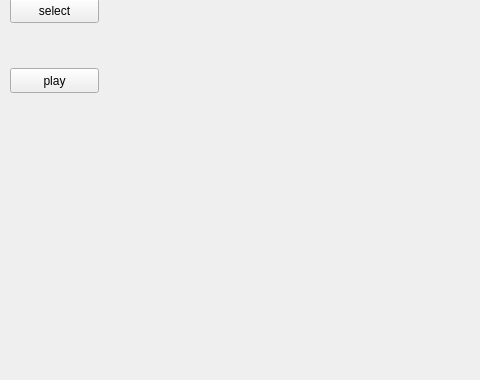
This is game/dice_game/dice_qt/mainwindow.ui in ChampBlue/my_project as Qt 5 draws it before an edit; both pictures show x 0 to 480 and y 189 to 569 of the 1552 by 569 pixel window. The edited form follows.
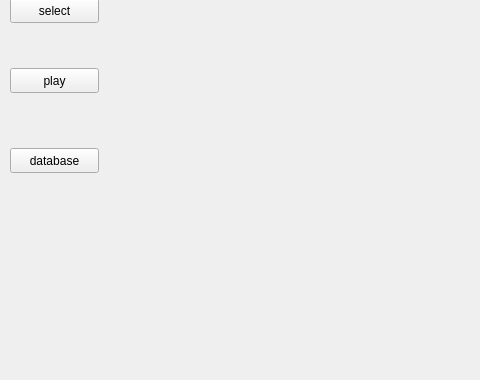
This is the edited form.

Patch:
```diff
--- a/game/dice_game/dice_qt/mainwindow.ui
+++ b/game/dice_game/dice_qt/mainwindow.ui
@@ -92,6 +92,32 @@
      <string>start</string>
     </property>
    </widget>
+   <widget class="QPushButton" name="database">
+    <property name="geometry">
+     <rect>
+      <x>10</x>
+      <y>320</y>
+      <width>89</width>
+      <height>25</height>
+     </rect>
+    </property>
+    <property name="text">
+     <string>database</string>
+    </property>
+   </widget>
+   <widget class="QLabel" name="input_label">
+    <property name="geometry">
+     <rect>
+      <x>200</x>
+      <y>20</y>
+      <width>181</width>
+      <height>31</height>
+     </rect>
+    </property>
+    <property name="text">
+     <string/>
+    </property>
+   </widget>
   </widget>
   <widget class="QMenuBar" name="menuBar">
    <property name="geometry">
```
Left out of the diff: 2 changed lines with no effect on the pictures.
